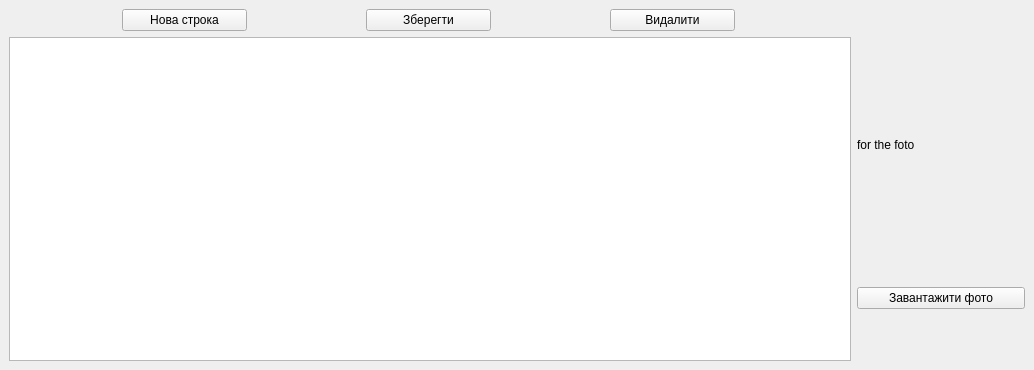
Old version of the form III_course/2025-11-19-qt-practical-13-postgresql/students/students.ui in the repository yourhostel/cpp_course.
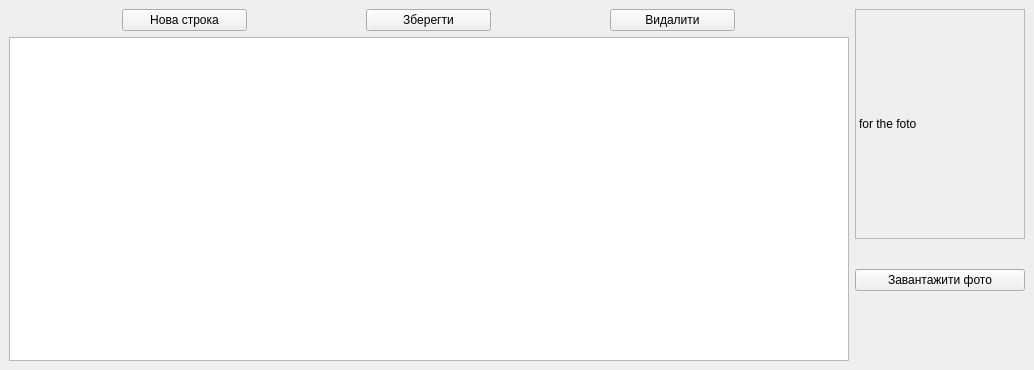
New version of the form.

Commit message: Completed subtask Students 2025-11-19-qt-practical-13-postgresql

```diff
--- a/III_course/2025-11-19-qt-practical-13-postgresql/students/students.ui
+++ b/III_course/2025-11-19-qt-practical-13-postgresql/students/students.ui
@@ -74,33 +74,71 @@
        </layout>
       </item>
       <item>
-       <layout class="QVBoxLayout" name="photoLayout">
+       <layout class="QVBoxLayout" name="photoPanelLayout" stretch="5,1,1,3">
         <item>
-         <widget class="QLabel" name="imageLabel">
+         <widget class="QLabel" name="photoPreviewLabel">
+          <property name="sizePolicy">
+           <sizepolicy hsizetype="Preferred" vsizetype="Preferred">
+            <horstretch>0</horstretch>
+            <verstretch>0</verstretch>
+           </sizepolicy>
+          </property>
           <property name="minimumSize">
            <size>
-            <width>0</width>
-            <height>0</height>
-           </size>
-          </property>
-          <property name="maximumSize">
-           <size>
             <width>170</width>
-            <height>170</height>
+            <height>230</height>
            </size>
           </property>
+          <property name="maximumSize">
+           <size>
+            <width>16777215</width>
+            <height>16777215</height>
+           </size>
+          </property>
+          <property name="frameShape">
+           <enum>QFrame::Shape::StyledPanel</enum>
+          </property>
+          <property name="frameShadow">
+           <enum>QFrame::Shadow::Raised</enum>
+          </property>
           <property name="text">
            <string>for the foto</string>
           </property>
          </widget>
         </item>
         <item>
-         <widget class="QPushButton" name="btnLoadPhoto">
+         <spacer name="verticalSpacer">
+          <property name="orientation">
+           <enum>Qt::Orientation::Vertical</enum>
+          </property>
+          <property name="sizeHint" stdset="0">
+           <size>
+            <width>20</width>
+            <height>40</height>
+           </size>
+          </property>
+         </spacer>
+        </item>
+        <item>
+         <widget class="QPushButton" name="loadPhotoButton">
           <property name="text">
            <string>Завантажити фото</string>
           </property>
          </widget>
         </item>
+        <item>
+         <spacer name="verticalSpacer_2">
+          <property name="orientation">
+           <enum>Qt::Orientation::Vertical</enum>
+          </property>
+          <property name="sizeHint" stdset="0">
+           <size>
+            <width>20</width>
+            <height>40</height>
+           </size>
+          </property>
+         </spacer>
+        </item>
        </layout>
       </item>
      </layout>
```
Left out of the diff: 19 changed lines with no effect on the pictures. The commit also changes 8 other files.
